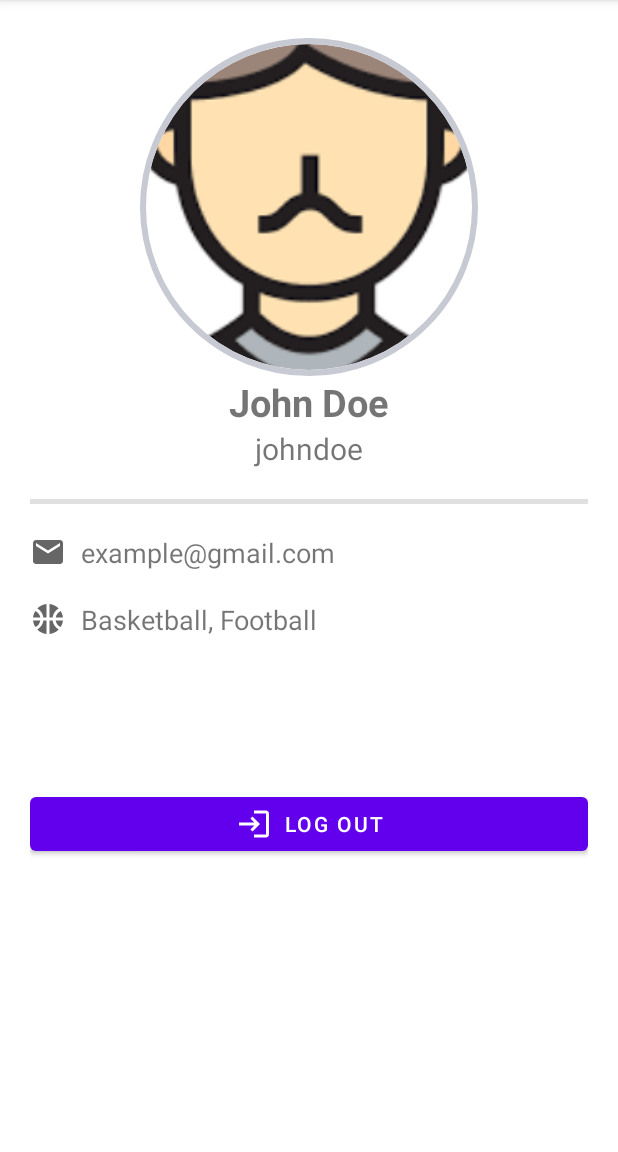
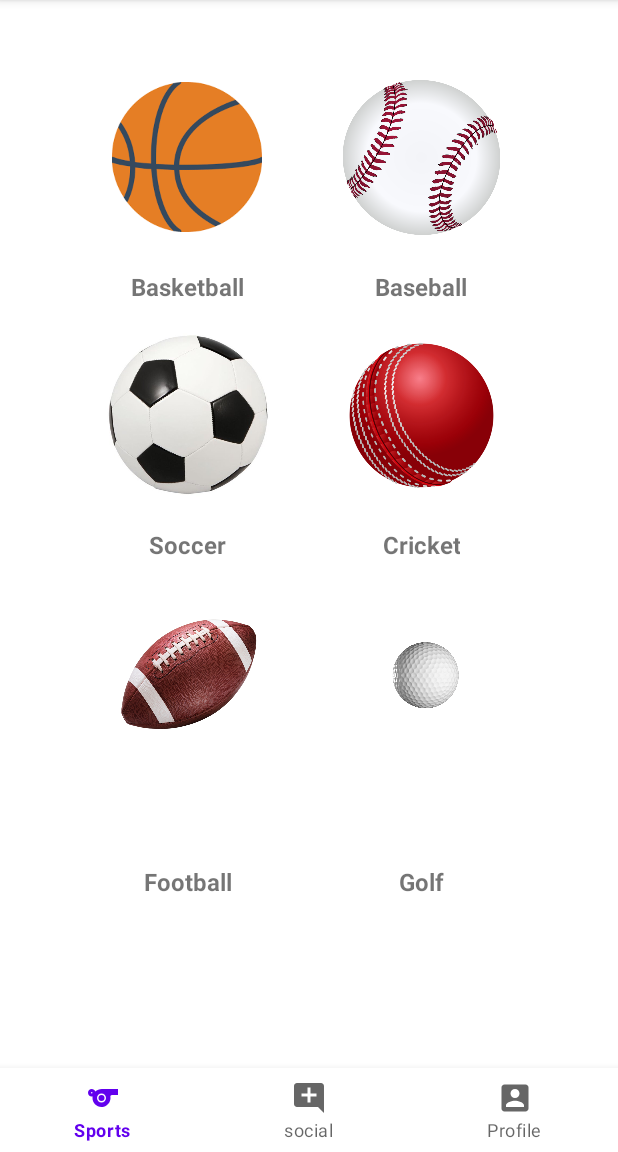
Before and after one commit to Codepath-UIC-Team2/SportCave, an Android app: the MainActivity screen opened directly, with no data from a screen before it, on a phone screen of 412 x 824 dp, the part 84-1236 px from its top. Run offline under Robolectric (Android 15) with nearby library versions, the phone set to English and light mode, and no system bars; plain views replace CircularImageView.

Commit message:
Users can create new accounts. Also, set up fragments. Now users can move back and forth between fragments.

```diff
--- a/SportCaveApp/app/src/main/java/com/example/sportcaveapp/MainActivity.java
+++ b/SportCaveApp/app/src/main/java/com/example/sportcaveapp/MainActivity.java
@@ -1,33 +1,57 @@
 package com.example.sportcaveapp;
 
+import androidx.annotation.NonNull;
 import androidx.appcompat.app.AppCompatActivity;
+import androidx.fragment.app.Fragment;
+import androidx.fragment.app.FragmentManager;
+
 import android.os.Bundle;
+import android.view.MenuItem;
 import android.widget.ImageView;
 
+import com.example.sportcaveapp.fragments.ProfileFragment;
+import com.example.sportcaveapp.fragments.SportsFragment;
+import com.google.android.material.bottomnavigation.BottomNavigationView;
+
+import org.jetbrains.annotations.NotNull;
+
 public class MainActivity extends AppCompatActivity {
+
+    private BottomNavigationView bottomNavigationView;
 
     @Override
     protected void onCreate(Bundle savedInstanceState) {
         super.onCreate(savedInstanceState);
+        setContentView(R.layout.activity_main);
 
-        setContentView(R.layout.fragment_profile);
-        ImageView ivProfile = findViewById(R.id.ivProfile);
-        ivProfile.setImageResource(R.drawable.profile);
+        bottomNavigationView = findViewById(R.id.bottom_navigation);
 
-//        setContentView(R.layout.fragment_sports);
-//
-//        ImageView ivSport1 = findViewById(R.id.ivSport1);
-//        ivSport1.setImageResource(R.drawable.basketball);
-//        ImageView ivSport2 = findViewById(R.id.ivSport2);
-//        ivSport2.setImageResource(R.drawable.baseball);
-//        ImageView ivSport3 = findViewById(R.id.ivSport3);
-//        ivSport3.setImageResource(R.drawable.soccer);
-//        ImageView ivSport4 = findViewById(R.id.ivSport4);
-//        ivSport4.setImageResource(R.drawable.cricket);
-//        ImageView ivSport5 = findViewById(R.id.ivSport5);
-//        ivSport5.setImageResource(R.drawable.football);
-//        ImageView ivSport6 = findViewById(R.id.ivSport6);
-//        ivSport6.setImageResource(R.drawable.golf);
+        final FragmentManager fragmentManager = getSupportFragmentManager();
+
+        // define your fragments here
+//        final Fragment fragment1 = new FirstFragment();
+//        final Fragment fragment2 = new SecondFragment();
+//        final Fragment fragment3 = new ThirdFragment();
+
+        bottomNavigationView.setOnNavigationItemSelectedListener(item -> {
+            Fragment fragment;
+
+            switch (item.getItemId()){
+                case R.id.action_home:
+                    fragment = new SportsFragment();
+                    break;
+                case R.id.action_social:
+                    fragment = new SportsFragment();
+                    break;
+                case R.id.action_profile:
+                default:
+                    fragment = new ProfileFragment();
+                    break;
+            }
+            fragmentManager.beginTransaction().replace(R.id.flcontainer, fragment).commit();
+            return true;
+        });
+        bottomNavigationView.setSelectedItemId(R.id.action_home);
 
     }
 
--- a/SportCaveApp/app/src/main/java/com/example/sportcaveapp/fragments/SportsFragment.java
+++ b/SportCaveApp/app/src/main/java/com/example/sportcaveapp/fragments/SportsFragment.java
@@ -2,59 +2,59 @@ package com.example.sportcaveapp.fragments;
 
 import android.os.Bundle;
 
+import androidx.annotation.NonNull;
+import androidx.annotation.Nullable;
 import androidx.fragment.app.Fragment;
 
 import android.view.LayoutInflater;
 import android.view.View;
 import android.view.ViewGroup;
+import android.widget.ImageView;
 
 import com.example.sportcaveapp.R;
 
-/**
- * A simple {@link Fragment} subclass.
- * Use the {@link SportsFragment#newInstance} factory method to
- * create an instance of this fragment.
- */
+import org.jetbrains.annotations.NotNull;
+
 public class SportsFragment extends Fragment {
 
-    // TODO: Rename parameter arguments, choose names that match
-    // the fragment initialization parameters, e.g. ARG_ITEM_NUMBER
-    private static final String ARG_PARAM1 = "param1";
-    private static final String ARG_PARAM2 = "param2";
-
-    // TODO: Rename and change types of parameters
-    private String mParam1;
-    private String mParam2;
+    ImageView ivSport1;
+    ImageView ivSport2;
+    ImageView ivSport3;
+    ImageView ivSport4;
+    ImageView ivSport5;
+    ImageView ivSport6;
 
     public SportsFragment() {
         // Required empty public constructor
     }
 
-    /**
-     * Use this factory method to create a new instance of
-     * this fragment using the provided parameters.
-     *
-     * @param param1 Parameter 1.
-     * @param param2 Parameter 2.
-     * @return A new instance of fragment SportsFragment.
-     */
-    // TODO: Rename and change types and number of parameters
-    public static SportsFragment newInstance(String param1, String param2) {
-        SportsFragment fragment = new SportsFragment();
-        Bundle args = new Bundle();
-        args.putString(ARG_PARAM1, param1);
-        args.putString(ARG_PARAM2, param2);
-        fragment.setArguments(args);
-        return fragment;
+    @Override
+    public void onViewCreated(@NonNull @NotNull View view, @Nullable @org.jetbrains.annotations.Nullable Bundle savedInstanceState) {
+        super.onViewCreated(view, savedInstanceState);
+
+        ivSport1 = view.findViewById(R.id.ivSport1);
+        ivSport2 = view.findViewById(R.id.ivSport2);
+        ivSport3 = view.findViewById(R.id.ivSport3);
+        ivSport4 = view.findViewById(R.id.ivSport4);
+        ivSport5 = view.findViewById(R.id.ivSport5);
+        ivSport6 = view.findViewById(R.id.ivSport6);
+
+        ivSport1.setImageResource(R.drawable.basketball);
+        ivSport2.setImageResource(R.drawable.baseball);
+        ivSport3.setImageResource(R.drawable.soccer);
+        ivSport4.setImageResource(R.drawable.cricket);
+        ivSport5.setImageResource(R.drawable.football);
+        ivSport6.setImageResource(R.drawable.golf);
     }
+
+
 
     @Override
     public void onCreate(Bundle savedInstanceState) {
         super.onCreate(savedInstanceState);
-        if (getArguments() != null) {
-            mParam1 = getArguments().getString(ARG_PARAM1);
-            mParam2 = getArguments().getString(ARG_PARAM2);
-        }
+
+
+
     }
 
     @Override
@@ -62,5 +62,10 @@ public class SportsFragment extends Fragment {
                              Bundle savedInstanceState) {
         // Inflate the layout for this fragment
         return inflater.inflate(R.layout.fragment_sports, container, false);
+
+
+
     }
+
+
 }
--- /dev/null
+++ b/SportCaveApp/app/src/main/res/drawable/ic_baseline_account_box_24.xml
@@ -0,0 +1,10 @@
+<vector xmlns:android="http://schemas.android.com/apk/res/android"
+    android:width="24dp"
+    android:height="24dp"
+    android:viewportWidth="24"
+    android:viewportHeight="24"
+    android:tint="?attr/colorControlNormal">
+  <path
+      android:fillColor="@android:color/white"
+      android:pathData="M3,5v14c0,1.1 0.89,2 2,2h14c1.1,0 2,-0.9 2,-2L21,5c0,-1.1 -0.9,-2 -2,-2L5,3c-1.11,0 -2,0.9 -2,2zM15,9c0,1.66 -1.34,3 -3,3s-3,-1.34 -3,-3 1.34,-3 3,-3 3,1.34 3,3zM6,17c0,-2 4,-3.1 6,-3.1s6,1.1 6,3.1v1L6,18v-1z"/>
+</vector>
--- /dev/null
+++ b/SportCaveApp/app/src/main/res/drawable/ic_baseline_add_comment_24.xml
@@ -0,0 +1,10 @@
+<vector xmlns:android="http://schemas.android.com/apk/res/android"
+    android:width="24dp"
+    android:height="24dp"
+    android:viewportWidth="24"
+    android:viewportHeight="24"
+    android:tint="?attr/colorControlNormal">
+  <path
+      android:fillColor="@android:color/white"
+      android:pathData="M21.99,4c0,-1.1 -0.89,-2 -1.99,-2H4c-1.1,0 -2,0.9 -2,2v12c0,1.1 0.9,2 2,2h14l4,4 -0.01,-18zM17,11h-4v4h-2v-4H7V9h4V5h2v4h4v2z"/>
+</vector>
--- /dev/null
+++ b/SportCaveApp/app/src/main/res/drawable/ic_baseline_sports_24.xml
@@ -0,0 +1,13 @@
+<vector xmlns:android="http://schemas.android.com/apk/res/android"
+    android:width="24dp"
+    android:height="24dp"
+    android:viewportWidth="24"
+    android:viewportHeight="24"
+    android:tint="?attr/colorControlNormal">
+  <path
+      android:fillColor="@android:color/white"
+      android:pathData="M11.23,6C9.57,6 8.01,6.66 6.87,7.73C6.54,6.73 5.61,6 4.5,6C3.12,6 2,7.12 2,8.5C2,9.88 3.12,11 4.5,11c0.21,0 0.41,-0.03 0.61,-0.08c-0.05,0.25 -0.09,0.51 -0.1,0.78c-0.18,3.68 2.95,6.68 6.68,6.27c2.55,-0.28 4.68,-2.26 5.19,-4.77c0.15,-0.71 0.15,-1.4 0.06,-2.06c-0.09,-0.6 0.38,-1.13 0.99,-1.13H22V6H11.23zM4.5,9C4.22,9 4,8.78 4,8.5C4,8.22 4.22,8 4.5,8S5,8.22 5,8.5C5,8.78 4.78,9 4.5,9zM11,15c-1.66,0 -3,-1.34 -3,-3s1.34,-3 3,-3s3,1.34 3,3S12.66,15 11,15z"/>
+  <path
+      android:fillColor="@android:color/white"
+      android:pathData="M11,12m-2,0a2,2 0,1 1,4 0a2,2 0,1 1,-4 0"/>
+</vector>
--- a/SportCaveApp/app/src/main/res/layout/activity_main.xml
+++ b/SportCaveApp/app/src/main/res/layout/activity_main.xml
@@ -1,18 +1,25 @@
 <?xml version="1.0" encoding="utf-8"?>
-<androidx.constraintlayout.widget.ConstraintLayout xmlns:android="http://schemas.android.com/apk/res/android"
+<RelativeLayout
+    xmlns:android="http://schemas.android.com/apk/res/android"
     xmlns:app="http://schemas.android.com/apk/res-auto"
     xmlns:tools="http://schemas.android.com/tools"
     android:layout_width="match_parent"
     android:layout_height="match_parent"
+    android:orientation="vertical"
     tools:context=".MainActivity">
 
-    <TextView
-        android:layout_width="wrap_content"
+    <FrameLayout
+        android:id="@+id/flcontainer"
+        android:layout_width="match_parent"
+        android:layout_height="match_parent"
+        android:layout_above="@+id/bottom_navigation"/>
+
+
+    <com.google.android.material.bottomnavigation.BottomNavigationView
+        android:id="@+id/bottom_navigation"
+        android:layout_width="match_parent"
         android:layout_height="wrap_content"
-        android:text="Hello World!"
-        app:layout_constraintBottom_toBottomOf="parent"
-        app:layout_constraintLeft_toLeftOf="parent"
-        app:layout_constraintRight_toRightOf="parent"
-        app:layout_constraintTop_toTopOf="parent" />
+        android:layout_alignParentBottom="true"
+        app:menu="@menu/menu_bottom_navigation" />
 
-</androidx.constraintlayout.widget.ConstraintLayout>
+</RelativeLayout>
--- /dev/null
+++ b/SportCaveApp/app/src/main/res/menu/menu_bottom_navigation.xml
@@ -0,0 +1,20 @@
+<?xml version="1.0" encoding="utf-8"?>
+<menu xmlns:app="http://schemas.android.com/apk/res-auto"
+    xmlns:android="http://schemas.android.com/apk/res/android">
+
+    <item
+        android:id="@+id/action_home"
+        android:icon="@drawable/ic_baseline_sports_24"
+        android:title="Sports"
+        app:showAsAction="always" />
+    <item
+        android:id="@+id/action_social"
+        android:icon="@drawable/ic_baseline_add_comment_24"
+        android:title="social"
+        app:showAsAction="always" />
+    <item
+        android:id="@+id/action_profile"
+        android:icon="@drawable/ic_baseline_account_box_24"
+        android:title="Profile"
+        app:showAsAction="always" />
+</menu>
--- a/SportCaveApp/build.gradle
+++ b/SportCaveApp/build.gradle
@@ -24,3 +24,8 @@ allprojects {
 task clean(type: Delete) {
     delete rootProject.buildDir
 }
+
+ext{
+    appCompactVersion = '1.0.0'
+    designSupportVersion = '1.0.0'
+}
```
Also changed, not shown: SportCaveApp/app/src/main/java/com/example/sportcaveapp/fragments/ProfileFragment.java (+43 -39 lines), SportCaveApp/app/src/main/java/com/example/sportcaveapp/signup.java (+48 -0 lines), SportCaveApp/app/src/main/res/drawable/ic_baseline_home_24.xml (added, +10 -0 lines).
